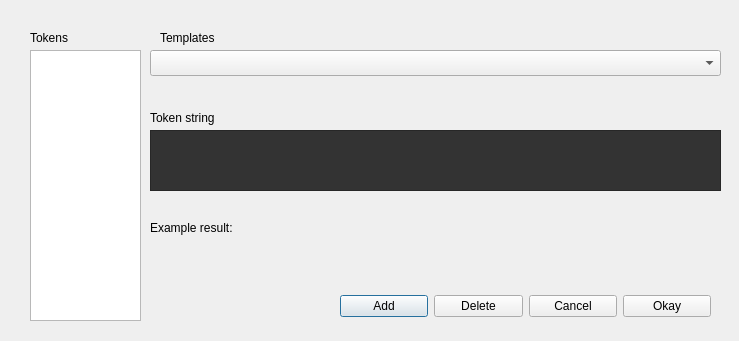
towhee/Winnow64, file tokendlg.ui: the form before one commit.
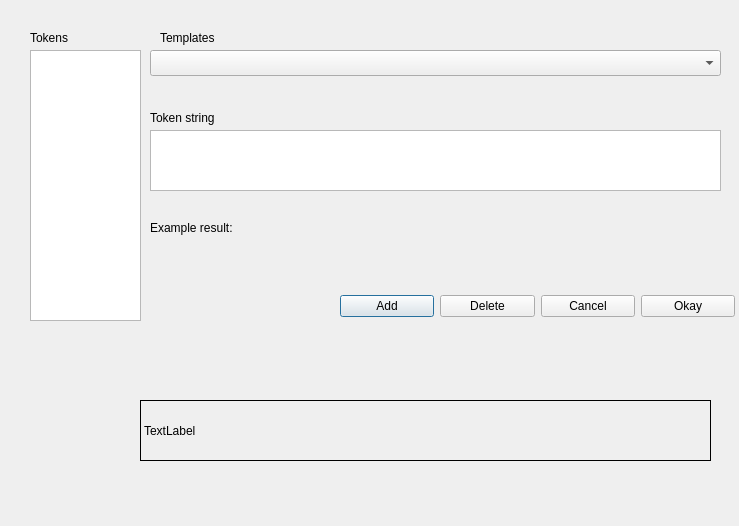
The form after the commit. Custom widgets are drawn as their Qt base class.

The edit to the form file:
```diff
--- a/tokendlg.ui
+++ b/tokendlg.ui
@@ -7,7 +7,7 @@
     <x>0</x>
     <y>0</y>
     <width>739</width>
-    <height>341</height>
+    <height>526</height>
    </rect>
   </property>
   <property name="windowTitle">
@@ -38,7 +38,7 @@
     </font>
    </property>
    <property name="styleSheet">
-    <string notr="true">background-color: rgb(51, 51, 51)</string>
+    <string notr="true"/>
    </property>
   </widget>
   <widget class="QLabel" name="label">
@@ -116,12 +116,12 @@
     <string>Templates</string>
    </property>
   </widget>
-  <widget class="QWidget" name="">
+  <widget class="QWidget" name="layoutWidget">
    <property name="geometry">
     <rect>
      <x>340</x>
      <y>290</y>
-     <width>371</width>
+     <width>395</width>
      <height>32</height>
     </rect>
    </property>
@@ -156,6 +156,22 @@
     </item>
    </layout>
   </widget>
+  <widget class="QLabel" name="bgLbl">
+   <property name="geometry">
+    <rect>
+     <x>140</x>
+     <y>400</y>
+     <width>571</width>
+     <height>61</height>
+    </rect>
+   </property>
+   <property name="frameShape">
+    <enum>QFrame::Box</enum>
+   </property>
+   <property name="text">
+    <string>TextLabel</string>
+   </property>
+  </widget>
  </widget>
  <customwidgets>
   <customwidget>
```
